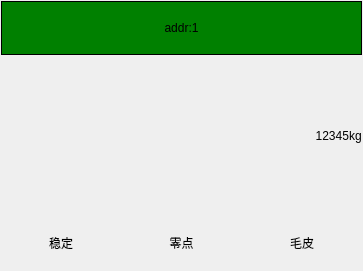
Qt form devwidget.ui (byteman/WFace) before a commit.
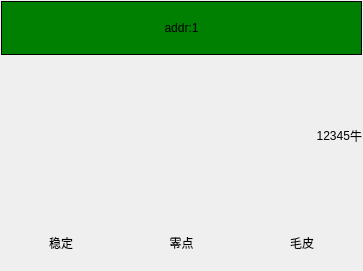
The same form after that commit.

Diff of the .ui file:
```diff
--- a/devwidget.ui
+++ b/devwidget.ui
@@ -92,7 +92,7 @@
         <string notr="true"/>
        </property>
        <property name="text">
-        <string>kg</string>
+        <string>牛</string>
        </property>
       </widget>
      </item>
```
